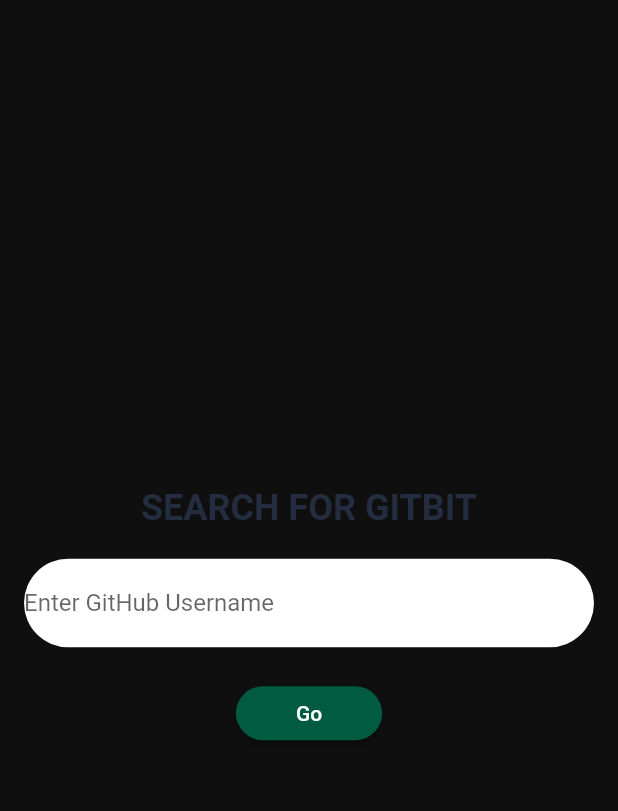
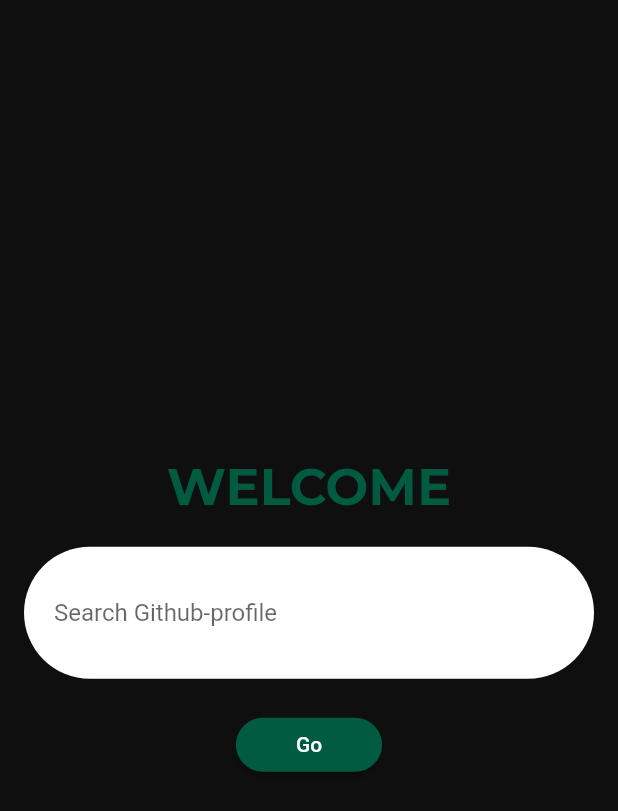
Before and after one commit to 047pegasus/Zephyr, a Flutter app: the screen it shows after launch, on a phone screen of 412 x 824 dp. Shown: the top 811 px of the screen. Run offline on Flutter 3.47's test engine with Material 2 defaults, Android fonts, the phone set to English and light mode, and no system bars; our stand-ins replace curved_navigation_bar, firebase_core, google_fonts, shimmer; accounts and stored records are empty.

Commit message:
changed dashbaord

```diff
--- a/Gitbit/gitbit/lib/screens/login.dart
+++ b/Gitbit/gitbit/lib/screens/login.dart
@@ -1,12 +1,7 @@
 import 'package:flutter/material.dart';
-import 'package:gitbit/screens/dashboard.dart';
+import 'package:gitbit/screens/navigation.dart';
+import 'package:google_fonts/google_fonts.dart';
 
-class MyColors {
-  static const Color darkGrey = Color(0xFF0F0F0F);
-  static const Color navyBlue = Color(0xFF232D3F);
-  static const Color tealGreen = Color(0xFF005B41);
-  static const Color darkCyan = Color(0xFF008170);
-}
 
 void main() {
   runApp(MaterialApp(
@@ -16,7 +11,7 @@
 }
 
 class Login extends StatefulWidget {
-  const Login({super.key});
+  const Login({Key? key});
 
   @override
   State<Login> createState() => _LoginState();
@@ -25,11 +20,11 @@
 class _LoginState extends State<Login> {
   TextEditingController _usernameController = TextEditingController();
 
-  void _navigateToDashboard(String username) {
+  void _navigateToHomescreen(String username) {
     Navigator.pushReplacement(
       context,
       MaterialPageRoute(
-        builder: (context) => Dashboard(username),
+        builder: (context) => Homescreen(username),
       ),
     );
   }
@@ -45,10 +40,10 @@
             mainAxisAlignment: MainAxisAlignment.center,
             children: [
               Text(
-                'SEARCH FOR GITBIT',
-                style: TextStyle(
-                  color: MyColors.navyBlue,
-                  fontSize: 24,
+                'WELCOME',
+                style: GoogleFonts.montserrat(
+                  color: MyColors.tealGreen,
+                  fontSize: 34,
                   fontWeight: FontWeight.bold,
                 ),
               ),
@@ -56,13 +51,19 @@
               Container(
                 decoration: BoxDecoration(
                   color: Colors.white,
-                  borderRadius: BorderRadius.circular(30),
+                  borderRadius: BorderRadius.circular(50),
                 ),
-                child: TextField(
-                  controller: _usernameController,
-                  decoration: InputDecoration(
-                    labelText: "Enter GitHub Username",
-                    border: InputBorder.none,
+                child: Padding(
+                  padding: const EdgeInsets.all(20.0),
+                  child: TextField(
+                    controller: _usernameController,
+                    decoration: const InputDecoration(
+                      hintText: "Search Github-profile",
+                      focusedBorder: InputBorder.none,
+                      enabledBorder: InputBorder.none,
+                      focusColor: MyColors.navyBlue,
+                      fillColor: MyColors.darkCyan,
+                    ),
                   ),
                 ),
               ),
@@ -77,7 +78,7 @@
                 ),
                 onPressed: () {
                   String username = _usernameController.text;
-                  _navigateToDashboard(username);
+                  _navigateToHomescreen(username);
                 },
                 child: Text("Go"),
               ),
@@ -88,3 +89,10 @@
     );
   }
 }
+
+class MyColors {
+  static const Color darkGrey = Color(0xFF0F0F0F);
+  static const Color navyBlue = Color(0xFF232D3F);
+  static const Color tealGreen = Color(0xFF005B41);
+  static const Color darkCyan = Color(0xFF008170);
+}
--- a/Gitbit/gitbit/lib/screens/navigation.dart
+++ b/Gitbit/gitbit/lib/screens/navigation.dart
@@ -1,14 +1,14 @@
 import 'package:curved_navigation_bar/curved_navigation_bar.dart';
 import 'package:flutter/material.dart';
-import 'package:gitbit/screens/colors.dart';
 
-
-
+import 'package:gitbit/screens/dashboard.dart';
 import 'package:gitbit/screens/leaderboard.dart';
 import 'package:gitbit/screens/tools.dart';
 
 class Homescreen extends StatefulWidget {
-  const Homescreen({Key? key});
+  final String username;
+
+  Homescreen(this.username, {Key? key}) : super(key: key);
 
   @override
   _HomescreenState createState() => _HomescreenState();
@@ -17,18 +17,26 @@
 class _HomescreenState extends State<Homescreen> {
   int _selectedIndex = 0;
 
-  final List<Widget> _pages = [
+  late List<Widget> _pages;
 
-    Leaderboard(),
-    Tools(),
-  ];
+  @override
+  void initState() {
+    super.initState();
+
+    _pages = [
+      Dashboard(widget.username),
+      Leaderboard(),
+       // Use the passed username
+      Tools(),
+    ];
+  }
 
   @override
   Widget build(BuildContext context) {
     return Scaffold(
       bottomNavigationBar: CurvedNavigationBar(
         height: 60,
-        backgroundColor:MyColors.tealGreen, // Set the background color here
+        backgroundColor: MyColors.tealGreen,
         items: const <Widget>[
           Icon(Icons.home, size: 30),
           Icon(Icons.leaderboard, size: 30),
@@ -40,8 +48,13 @@
           });
         },
       ),
-
       body: _pages[_selectedIndex],
     );
   }
 }
+class MyColors {
+  static const Color darkGrey = Color(0xFF0F0F0F);
+  static const Color navyBlue = Color(0xFF232D3F);
+  static const Color tealGreen = Color(0xFF005B41);
+  static const Color darkCyan = Color(0xFF008170);
+}
--- a/Gitbit/gitbit/lib/welcome.dart
+++ b/Gitbit/gitbit/lib/welcome.dart
@@ -1,6 +1,7 @@
 
 import 'package:flutter/material.dart';
 import 'package:gitbit/screens/login.dart';
+import 'package:google_fonts/google_fonts.dart';
 
 import 'package:shimmer/shimmer.dart';
 
@@ -35,8 +36,7 @@
               highlightColor:
                 Color(0xff008170), // Change the highlight color as needed
               child: Text(
-                "GITBIT>>",style: TextStyle(fontWeight: FontWeight.bold,fontSize: 20),
-
+                "GITBIT>>",style:GoogleFonts.montserrat(fontSize:25,fontWeight:FontWeight.bold)
               ),
             ),
           ],
--- a/Gitbit/gitbit/pubspec.yaml
+++ b/Gitbit/gitbit/pubspec.yaml
@@ -39,6 +39,7 @@
   flutter_svg: ^2.0.7
 
   github_sign_in: ^0.0.5-dev.4
+  google_fonts: ^4.0.4
   http: ^0.13.6
   shimmer: ^3.0.0
 
```
Also changed, not shown: Gitbit/gitbit/lib/screens/dashboard.dart (+41 -11 lines), Gitbit/gitbit/pubspec.lock, 1 other file.
